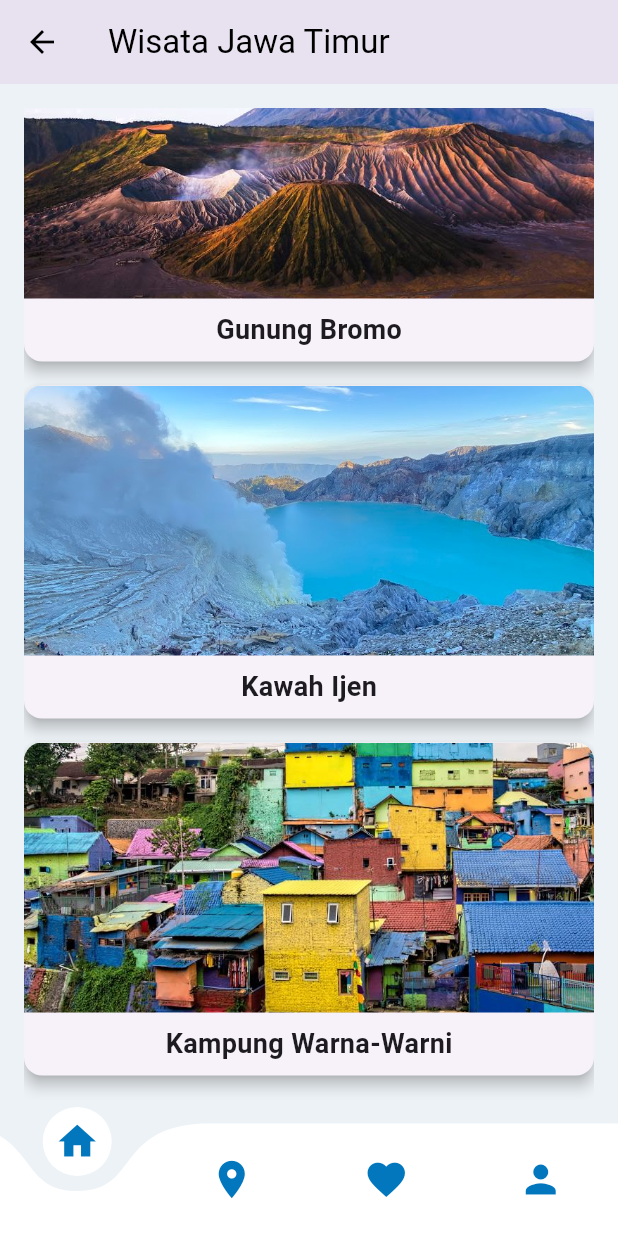
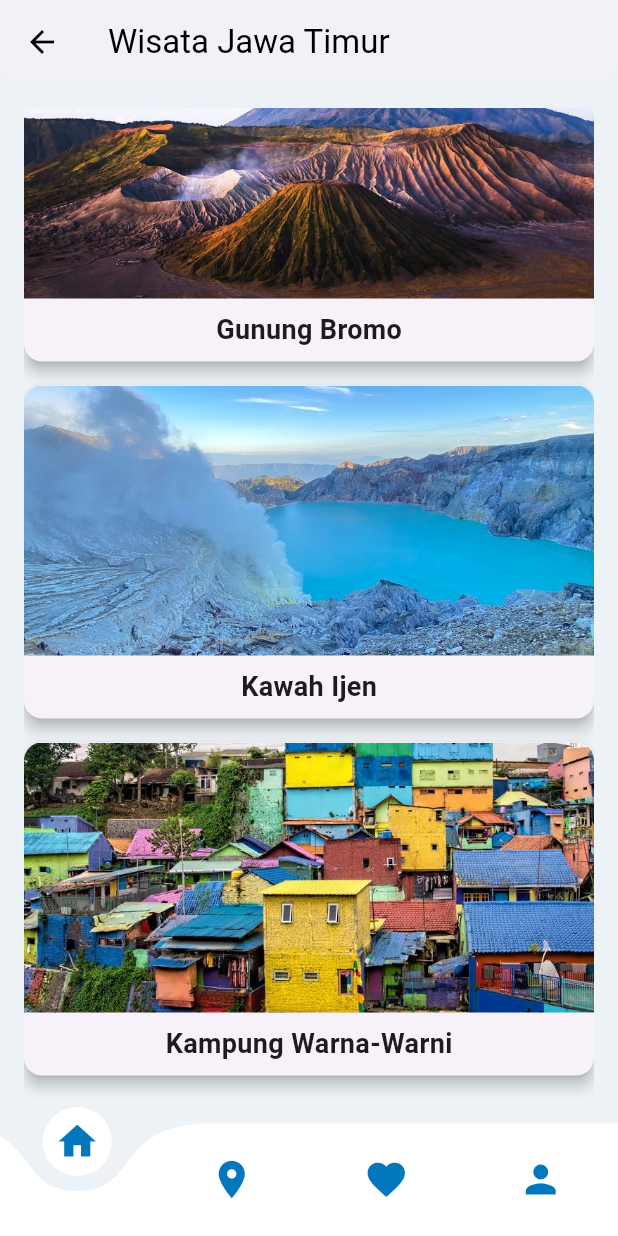
Before and after one commit to Anaaaslagi/EJGO_FinalProject, a Flutter app: the LocationScreen screen opened directly, scrolled down 53 dp, on a phone screen of 412 x 824 dp. Run offline on Flutter 3.47's test engine with Material 3 defaults, Android fonts, the phone set to English and light mode, and no system bars; drawn by our look-alikes of curved_navigation_bar.

Commit message:
screens_update commit

```diff
--- a/lib/main.dart
+++ b/lib/main.dart
@@ -1,19 +1,14 @@
 import 'package:flutter/material.dart';
 import 'package:flutter/services.dart';
-import 'package:tugas3/screens/home_screen.dart';
 import 'package:tugas3/screens/welcome_screen.dart';
-
 void main(){
   runApp(MyApp());
 }
-
 class MyApp extends StatefulWidget{
   @override
   State<MyApp> createState() => _MyAppState();
 }
-
 class _MyAppState extends State<MyApp> {
-
   @override
   void initState(){
     super.initState();
--- a/lib/screens/location_screen.dart
+++ b/lib/screens/location_screen.dart
@@ -1,5 +1,6 @@
 import 'package:flutter/material.dart';
 import 'package:tugas3/widgets/home_buttom_bar.dart';
+import 'package:tugas3/screens/home_screen.dart';
 
 class LocationScreen extends StatelessWidget {
   final List<Map<String, dynamic>> locations = [
@@ -45,6 +46,24 @@ class LocationScreen extends StatelessWidget {
           style: TextStyle(color: Colors.black),
         ),
         iconTheme: const IconThemeData(color: Colors.black),
+        backgroundColor: Colors.white,
+        elevation: 4,
+        shape: const RoundedRectangleBorder(
+          borderRadius: BorderRadius.vertical(
+            bottom: Radius.circular(16),
+          ),
+        ),
+        leading: IconButton(
+          icon: const Icon(Icons.arrow_back),
+          onPressed: () {
+            // Arahkan ke HomePage
+            Navigator.pushAndRemoveUntil(
+              context,
+              MaterialPageRoute(builder: (context) => HomePage()),
+              (route) => false, // Menghapus semua rute sebelumnya
+            );
+          },
+        ),
       ),
       body: Padding(
         padding: const EdgeInsets.all(16.0),
@@ -90,9 +109,10 @@ class LocationScreen extends StatelessWidget {
           },
         ),
       ),
-    bottomNavigationBar: HomeButtomBar(),
+      bottomNavigationBar: HomeButtomBar(),
     );
   }
+
 
   void _showLocationDetail(BuildContext context, Map<String, dynamic> location) {
     showModalBottomSheet(
```
Also changed, not shown: lib/screens/favorite_screen.dart (+25 -7 lines), lib/screens/profile_screen.dart (+13 -0 lines), lib/widgets/post_app_bar.dart (+11 -11 lines).
